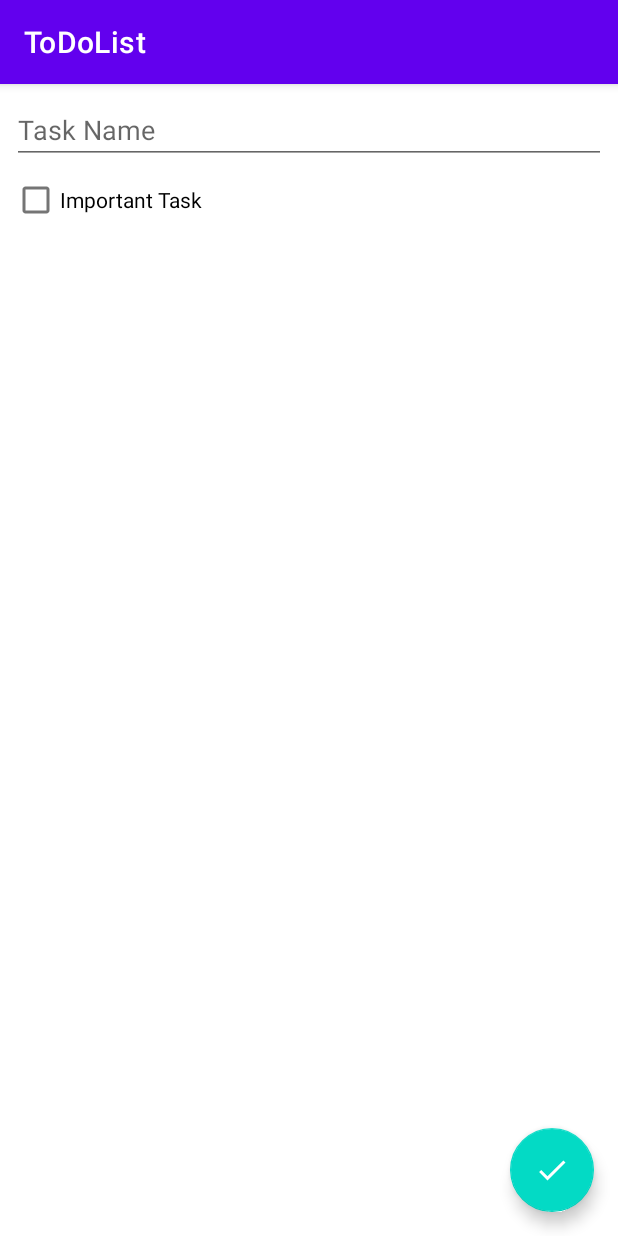
After one commit to amitsalunke01/ToDoListApp, an Android app: the AddEditTaskFragment screen opened through its navigation route, on a phone screen of 412 x 824 dp. The commit adds this screen. Run offline under Robolectric (Android 15) with nearby library versions, the phone set to English and light mode, and no system bars; our stand-ins replace Dagger/Hilt's generated code; libraries missing offline, so code that uses them is left out: androidx.hilt, androidx.hilt.lifecycle; 2 statements that could not run were skipped.

Commit message:
Created class for edit task and handled saved Instance state

```diff
--- /dev/null
+++ b/app/src/main/java/com/amitsalunke/todolistapp/ui/addedittask/AddEditTaskFragment.kt
@@ -0,0 +1,32 @@
+package com.amitsalunke.todolistapp.ui.addedittask
+
+import android.os.Bundle
+import android.view.View
+import androidx.core.view.isVisible
+import androidx.fragment.app.Fragment
+import androidx.fragment.app.viewModels
+import com.amitsalunke.todolistapp.R
+import com.amitsalunke.todolistapp.databinding.FragmentAddEditTaskBinding
+import dagger.hilt.android.AndroidEntryPoint
+
+@AndroidEntryPoint
+class AddEditTaskFragment : Fragment(R.layout.fragment_add_edit_task) {
+
+    private val viewModel: AddEditTaskViewModel by viewModels() //property delegates
+
+    override fun onViewCreated(view: View, savedInstanceState: Bundle?) {
+        super.onViewCreated(view, savedInstanceState)
+
+        val binding = FragmentAddEditTaskBinding.bind(view)
+
+        binding.apply {
+            editTextTaskName.setText(viewModel.taskName)
+            checkBoxImportant.isChecked =
+                viewModel.taskImportance //if this value is false then the checkbox will be unchecked
+            checkBoxImportant.jumpDrawablesToCurrentState() //to avoid animation
+            //date should be shown if the data is existing
+            textViewDateCreated.isVisible = viewModel.task != null
+            textViewDateCreated.text = "Created: ${viewModel.task?.createdDateFormatted}"
+        }
+    }
+}
--- /dev/null
+++ b/app/src/main/java/com/amitsalunke/todolistapp/ui/addedittask/AddEditTaskViewModel.kt
@@ -0,0 +1,31 @@
+package com.amitsalunke.todolistapp.ui.addedittask
+
+import androidx.hilt.Assisted
+import androidx.hilt.lifecycle.ViewModelInject
+import androidx.lifecycle.SavedStateHandle
+import androidx.lifecycle.ViewModel
+import com.amitsalunke.todolistapp.data.Task
+import com.amitsalunke.todolistapp.data.TaskDao
+
+class AddEditTaskViewModel @ViewModelInject constructor(
+    private val taskDao: TaskDao,
+    @Assisted private val state: SavedStateHandle //when we us nav arg i.e navigation comp the data which is sent from 1 fragment to connecting fragment is stored automatically in SavedStateHandle
+) : ViewModel() {
+    val task =
+        state.get<Task>("task")//key name have to be exact same which is stated in nav graph for this fragment
+
+    //we getting value from saved instance i.e state , if it is not available then from task object if not present then empty string
+    var taskName = state.get<String>("taskName") ?: task?.name ?: ""
+        set(value) {//to store the saved instance
+            field = value //value is the input in the variable i.e taskName
+            state.set("taskName", value) //storing data in saved state
+        }
+
+    var taskImportance =
+        state.get<Boolean>("taskImportance") ?: task?.important
+        ?: false //false is the default input
+        set(value) {//to store the saved instance
+            field = value //value is the input in the variable i.e taskName
+            state.set("taskImportance", value) //storing data in saved state
+        }
+}
--- a/app/src/main/java/com/amitsalunke/todolistapp/ui/tasks/TaskViewModel.kt
+++ b/app/src/main/java/com/amitsalunke/todolistapp/ui/tasks/TaskViewModel.kt
@@ -1,9 +1,8 @@
 package com.amitsalunke.todolistapp.ui.tasks
 
+import androidx.hilt.Assisted
 import androidx.hilt.lifecycle.ViewModelInject
-import androidx.lifecycle.ViewModel
-import androidx.lifecycle.asLiveData
-import androidx.lifecycle.viewModelScope
+import androidx.lifecycle.*
 import com.amitsalunke.todolistapp.data.PreferencesManager
 import com.amitsalunke.todolistapp.data.SortOrder
 import com.amitsalunke.todolistapp.data.Task
@@ -17,10 +16,14 @@ import kotlinx.coroutines.launch
 
 class TaskViewModel @ViewModelInject constructor(
     private val taskDao: TaskDao,
-    private val preferencesManager: PreferencesManager
+    private val preferencesManager: PreferencesManager,
+    @Assisted private val state: SavedStateHandle
 ) : ViewModel() {
-
-    val searchQuery = MutableStateFlow("")
+    //we cant store flow in saved state handle but we can store live data and we can turn live data to flow and vice a versa so to convert live data to flow is to use .asFlow()
+    //val searchQuery = MutableStateFlow("")
+    val searchQuery =
+        state.getLiveData("searchQuery", "") //"" is initial value as when start the app first time
+    //there is no need of to set state which is in livedata for future search query
 
     //logic for sorting by name and date and hide completed
     /* val sortOrder = MutableStateFlow(SortOrder.BY_DATE)
@@ -50,7 +53,7 @@ class TaskViewModel @ViewModelInject constructor(
     }*/
 
     private val tasksFlow = combine(
-        searchQuery,
+        searchQuery.asFlow(),
         preferencesFlow
     ) { query, filterPreferences ->
         Pair(query, filterPreferences)
--- a/app/src/main/res/layout/fragment_add_edit_task.xml
+++ b/app/src/main/res/layout/fragment_add_edit_task.xml
@@ -2,7 +2,8 @@
 <androidx.coordinatorlayout.widget.CoordinatorLayout xmlns:android="http://schemas.android.com/apk/res/android"
     xmlns:tools="http://schemas.android.com/tools"
     android:layout_width="match_parent"
-    android:layout_height="match_parent">
+    android:layout_height="match_parent"
+    tools:context=".ui.addedittask.AddEditTaskFragment">
 
     <LinearLayout
         android:layout_width="match_parent"
--- a/app/src/main/res/navigation/nav_graph.xml
+++ b/app/src/main/res/navigation/nav_graph.xml
@@ -9,5 +9,20 @@
         android:id="@+id/taskFragment"
         android:name="com.amitsalunke.todolistapp.ui.tasks.TaskFragment"
         android:label="fragment_tasks"
-        tools:layout="@layout/fragment_tasks" />
+        tools:layout="@layout/fragment_tasks" >
+        <action
+            android:id="@+id/action_taskFragment_to_addEditTaskFragment"
+            app:destination="@id/addEditTaskFragment" />
+    </fragment>
+    <fragment
+        android:id="@+id/addEditTaskFragment"
+        android:name="com.amitsalunke.todolistapp.ui.addedittask.AddEditTaskFragment"
+        android:label="fragment_add_edit_task"
+        tools:layout="@layout/fragment_add_edit_task" >
+        <argument
+            android:name="task"
+            app:argType="com.amitsalunke.todolistapp.data.Task"
+            app:nullable="true"
+            android:defaultValue="@null" />
+    </fragment>
 </navigation>
```
